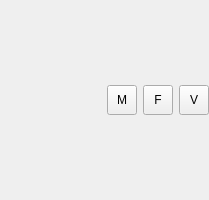
Above: iVS3D/src/iVS3D-core/view/infowidget.ui from iVS3D/iVS3D before the change. Below: the same form after it.
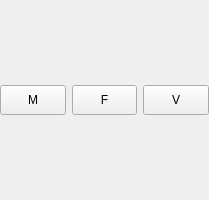
That is the form after the change.

What changed in the file:
```diff
--- a/iVS3D/src/iVS3D-core/view/infowidget.ui
+++ b/iVS3D/src/iVS3D-core/view/infowidget.ui
@@ -43,37 +43,14 @@
    </property>
    <item>
     <layout class="QHBoxLayout" name="horizontalLayout_2">
-     <item>
-      <widget class="QLabel" name="label_2">
-       <property name="sizePolicy">
-        <sizepolicy hsizetype="Preferred" vsizetype="Preferred">
-         <horstretch>0</horstretch>
-         <verstretch>0</verstretch>
-        </sizepolicy>
-       </property>
-       <property name="text">
-        <string/>
-       </property>
-       <property name="alignment">
-        <set>Qt::AlignBottom|Qt::AlignLeading|Qt::AlignLeft</set>
-       </property>
-      </widget>
-     </item>
-     <item>
-      <spacer name="horizontalSpacer">
-       <property name="orientation">
-        <enum>Qt::Horizontal</enum>
-       </property>
-       <property name="sizeHint" stdset="0">
-        <size>
-         <width>40</width>
-         <height>20</height>
-        </size>
-       </property>
-      </spacer>
-     </item>
      <item>
       <widget class="QToolButton" name="toolButton_meta">
+       <property name="sizePolicy">
+        <sizepolicy hsizetype="Expanding" vsizetype="Fixed">
+         <horstretch>0</horstretch>
+         <verstretch>0</verstretch>
+        </sizepolicy>
+       </property>
        <property name="minimumSize">
         <size>
          <width>30</width>
@@ -96,6 +73,12 @@
      </item>
      <item>
       <widget class="QToolButton" name="toolButton_folder">
+       <property name="sizePolicy">
+        <sizepolicy hsizetype="Expanding" vsizetype="Fixed">
+         <horstretch>0</horstretch>
+         <verstretch>0</verstretch>
+        </sizepolicy>
+       </property>
        <property name="minimumSize">
         <size>
          <width>30</width>
@@ -118,6 +101,12 @@
      </item>
      <item>
       <widget class="QToolButton" name="toolButton_video">
+       <property name="sizePolicy">
+        <sizepolicy hsizetype="Expanding" vsizetype="Fixed">
+         <horstretch>0</horstretch>
+         <verstretch>0</verstretch>
+        </sizepolicy>
+       </property>
        <property name="minimumSize">
         <size>
          <width>30</width>
```
